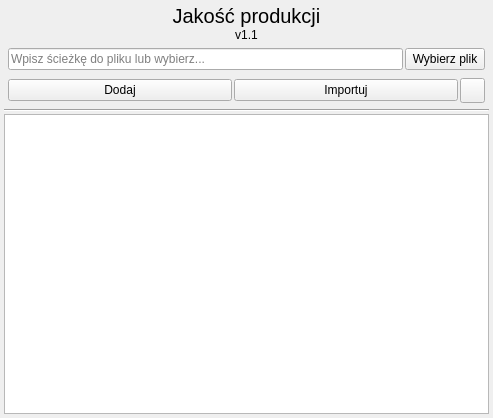
The window that Forms/jakosc_prod.ui (kolomir/place_v2) describes before a commit, drawn with Qt 5.
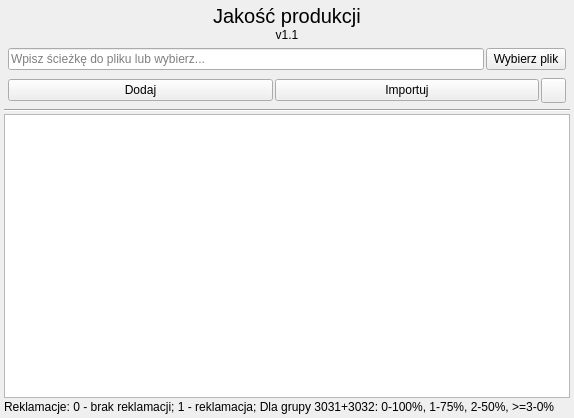
The same window after the commit. Icons and pictures are not drawn.

The edit to the form file:
```diff
--- a/Forms/jakosc_prod.ui
+++ b/Forms/jakosc_prod.ui
@@ -6,7 +6,7 @@
    <rect>
     <x>0</x>
     <y>0</y>
-    <width>493</width>
+    <width>574</width>
     <height>418</height>
    </rect>
   </property>
@@ -217,6 +217,13 @@
       <item>
        <widget class="QTableWidget" name="tab_dane"/>
       </item>
+      <item>
+       <widget class="QLabel" name="label_3">
+        <property name="text">
+         <string>Reklamacje: 0 - brak reklamacji; 1 - reklamacja; Dla grupy 3031+3032: 0-100%, 1-75%, 2-50%, &gt;=3-0%</string>
+        </property>
+       </widget>
+      </item>
      </layout>
     </widget>
    </item>
```
